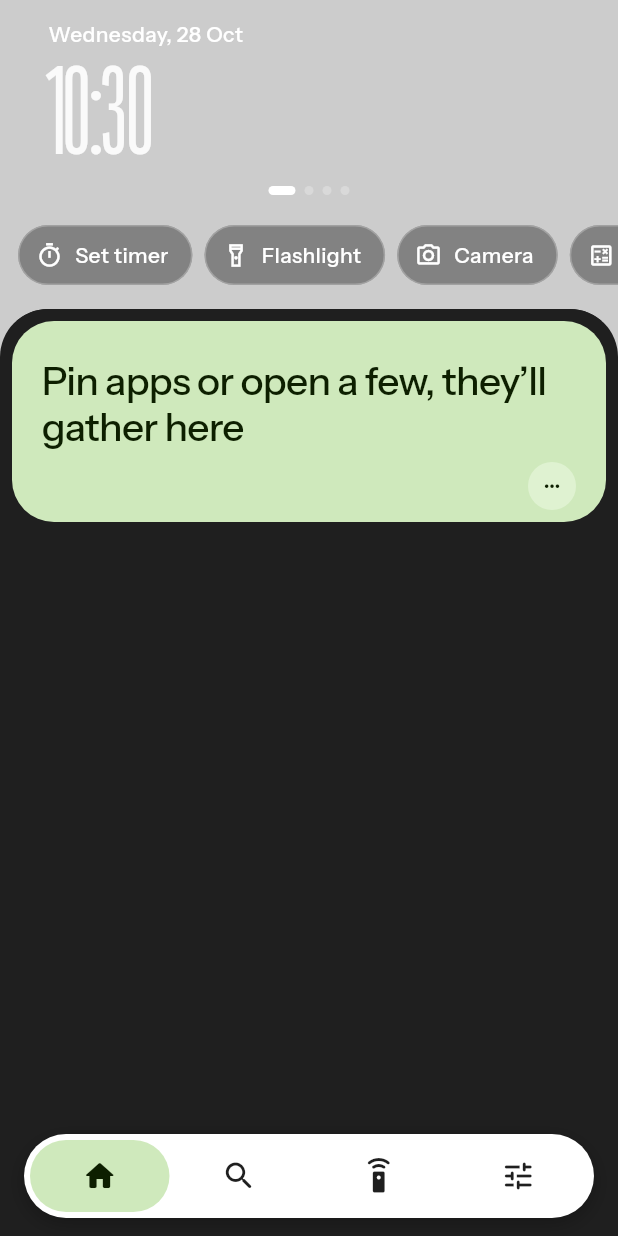
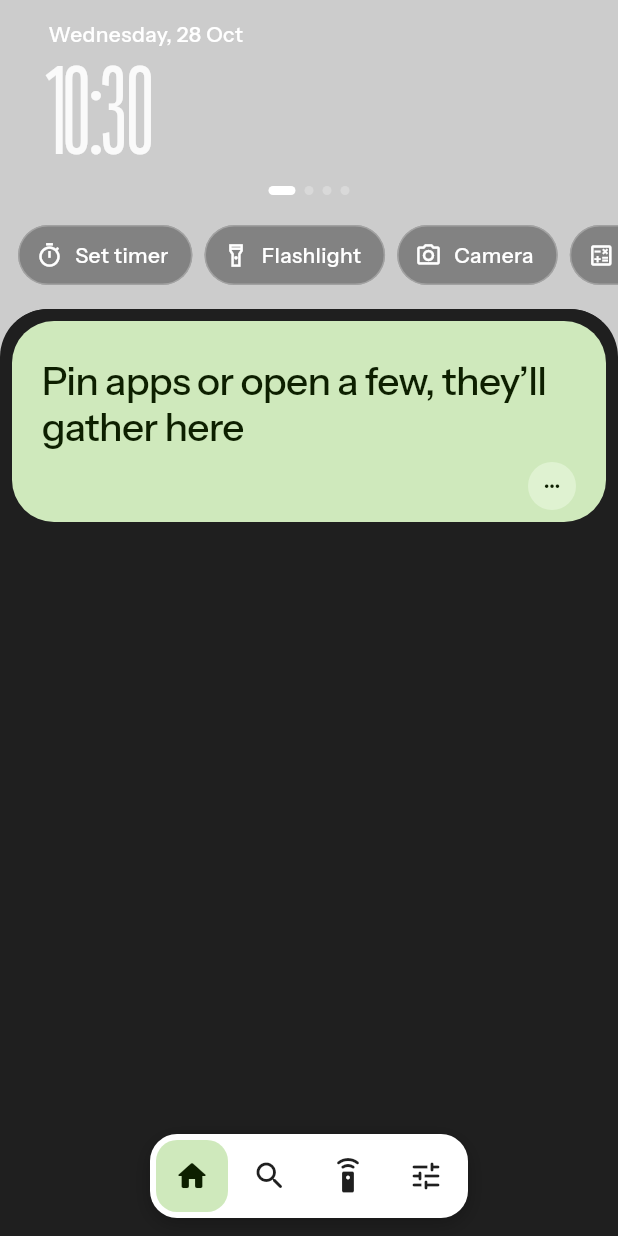
Before and after one commit to kirtanya/one-launcher, a Flutter app: the screen it shows after launch, on a phone screen of 412 x 824 dp. Run offline on Flutter 3.47's test engine with Material 3 defaults, Android fonts, the phone set to English and light mode, and no system bars; our stand-ins replace dynamic_color, material_color_utilities, shared_preferences; project files that could hold a hidden picture were left out.

Commit message:
Phone nav: rounded-square tabs (48 × 48), the bar hugs them and sits centred
Co-Authored-By: Claude Opus 5.5 <noreply@anthropic.com>

```diff
--- a/lib/search_dock.dart
+++ b/lib/search_dock.dart
@@ -309,53 +309,62 @@ class _NavTab {
   final VoidCallback? onLongPress;
 }
 
-/// The floating bottom nav: one glass pill of icon tabs, equal widths. An accent capsule sits behind
-/// the selected icon and slides to the tab tapped; the icons crossfade between ink and accent ink.
+/// The floating bottom nav: a glass bar that hugs its icon tabs, centred. Each tab is a rounded
+/// square; an accent square sits behind the selected one and slides to the tab tapped, and the
+/// icons crossfade between ink and accent ink.
 class _NavBar extends StatelessWidget {
   const _NavBar({super.key, required this.tabs, required this.selected});
   final List<_NavTab> tabs;
   final String selected;
 
-  static const _inset = 4.0; // capsule inside the pill: 56 - 2 × 4 = 48 tall, a full touch target
+  static const _inset = 4.0; // bar around the tabs: 4 + 48 + 4 = the dock's 56
+  static const _tab = SearchDock.height - _inset * 2; // 48: a full touch target
+  static const _gap = 4.0;
+  static const _radius = 14.0; // a tab's corners; the bar's are this + the inset, so they nest
 
   @override
   Widget build(BuildContext context) {
-    return DecoratedBox(
-      decoration: BoxDecoration(borderRadius: BorderRadius.circular(99), boxShadow: Perf.lite.value ? null : SearchDock.shadow),
+    final on = tabs.indexWhere((t) => t.id == selected);
+    final bar = RoundedRectangleBorder(borderRadius: BorderRadius.circular(_radius + _inset));
+    return Center(
+      child: DecoratedBox(
+        decoration: ShapeDecoration(shape: bar, shadows: Perf.lite.value ? null : SearchDock.shadow),
         child: glassOr(
           colour: DS.card,
-        shape: const StadiumBorder(),
+          shape: bar,
           child: Padding(
             padding: const EdgeInsets.all(_inset),
-          child: LayoutBuilder(
-            builder: (context, c) {
-              final w = c.maxWidth / tabs.length;
-              final on = tabs.indexWhere((t) => t.id == selected);
-              return Stack(
+            child: Stack(
               children: [
                 if (on >= 0)
                   AnimatedPositioned(
                     duration: Motion.snapDuration,
                     curve: Motion.settle,
-                      left: on * w,
+                    left: on * (_tab + _gap),
                     top: 0,
-                      bottom: 0,
-                      width: w,
+                    width: _tab,
+                    height: _tab,
                     child: DecoratedBox(
-                        decoration: ShapeDecoration(color: DS.hero, shape: const StadiumBorder()),
+                      decoration: ShapeDecoration(
+                        color: DS.hero,
+                        shape: RoundedRectangleBorder(borderRadius: BorderRadius.circular(_radius)),
+                      ),
                     ),
                   ),
                 Row(
+                  mainAxisSize: MainAxisSize.min,
                   children: [
-                      for (final (i, t) in tabs.indexed)
-                        Expanded(
+                    for (final (i, t) in tabs.indexed) ...[
+                      if (i > 0) const SizedBox(width: _gap),
+                      SizedBox.square(
+                        dimension: _tab,
                         child: _NavButton(tab: t, selected: i == on),
                       ),
                     ],
+                  ],
                 ),
               ],
-              );
-            },
+            ),
           ),
         ),
       ),
@@ -380,12 +389,12 @@ class _NavButton extends StatelessWidget {
         triggerMode: tab.onLongPress != null ? TooltipTriggerMode.manual : TooltipTriggerMode.longPress,
         child: Pressable(
           scale: .9,
-          child: SizedBox(
-            height: SearchDock.height - _NavBar._inset * 2,
+          child: SizedBox.square(
+            dimension: _NavBar._tab,
             child: Material(
               type: MaterialType.transparency,
               child: InkWell(
-                customBorder: const StadiumBorder(),
+                customBorder: RoundedRectangleBorder(borderRadius: BorderRadius.circular(_NavBar._radius)),
                 onTap: () {
                   HapticFeedback.selectionClick();
                   tab.onTap();
```
Lines whose indentation alone changed are shown as unchanged.
